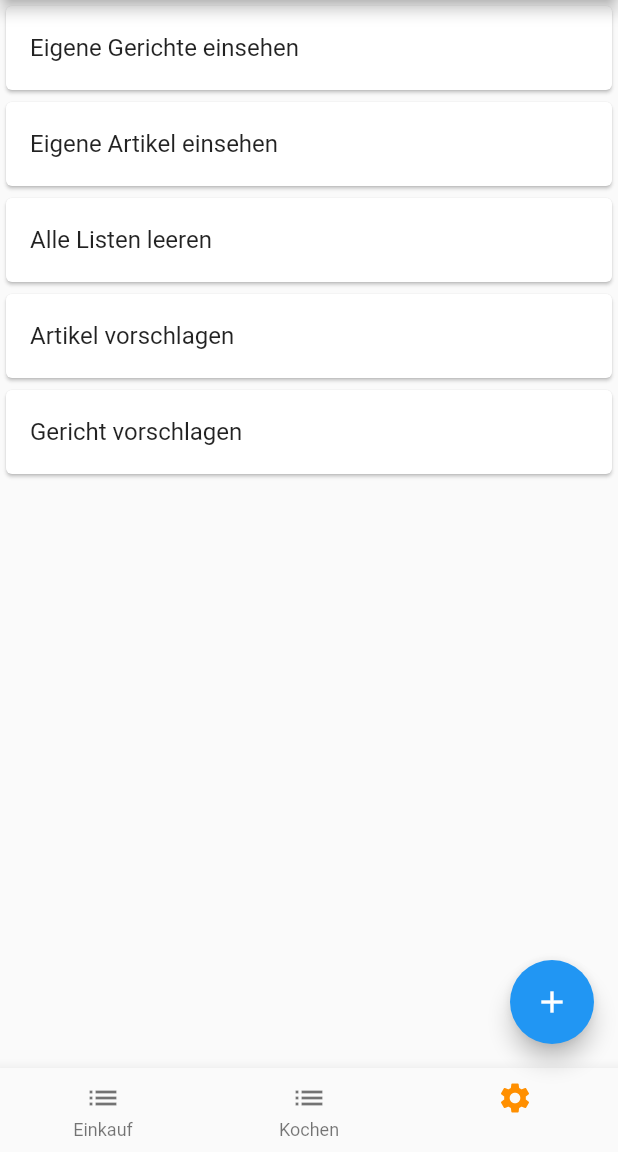
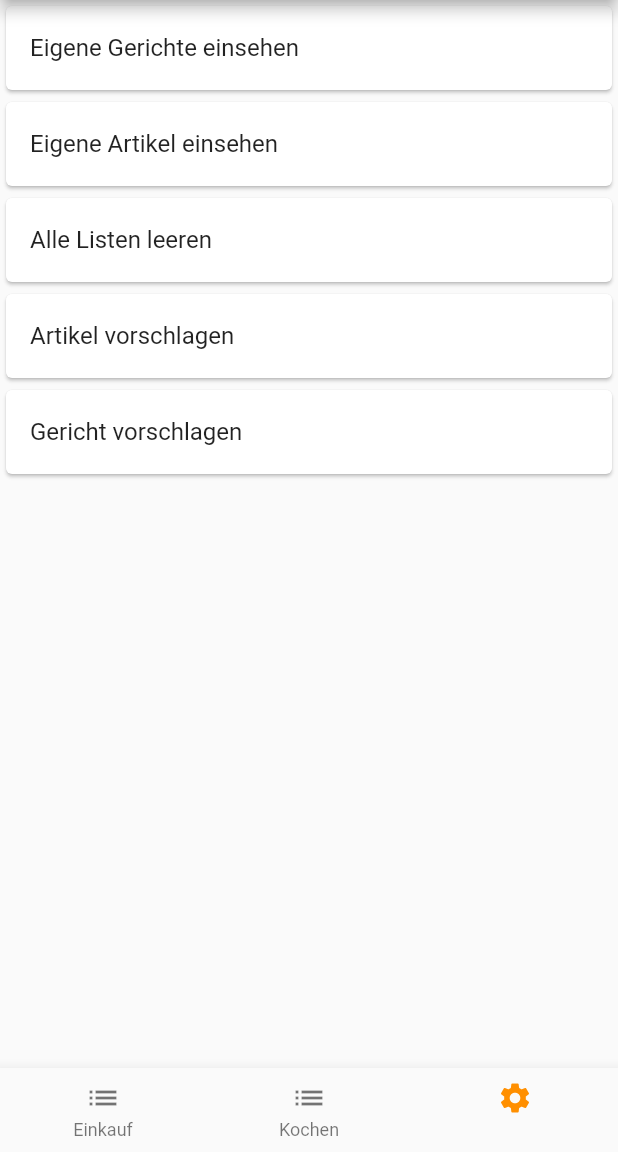
Before and after one commit to FabianKnoof/easy-shopping-list, a Flutter app: the screen it shows after launch, item 3 of the bottom bar chosen, on a phone screen of 412 x 824 dp, the part 84-1236 px from its top. Run offline on Flutter 3.47's test engine with Material 2 defaults, Android fonts, the phone set to English and light mode, and no system bars; our stand-ins replace flutter_typeahead, hive, hive_flutter; accounts and stored records are empty.

Commit message:
FAB now disappears on option screen

```diff
--- a/lib/main.dart
+++ b/lib/main.dart
@@ -87,9 +87,11 @@ class _AppViewState extends State<AppView> {
         selectedItemColor: Colors.amber[800],
         onTap: _onItemTapped,
       ),
-      floatingActionButton: FloatingActionButton(
+      floatingActionButton: _selectedIndex != 2
+          ? FloatingActionButton(
               onPressed: () {
-          if (_widgetOptions[_selectedIndex].runtimeType == ShoppingList) {
+                if (_widgetOptions[_selectedIndex].runtimeType ==
+                    ShoppingList) {
                   showModalBottomSheet(
                       context: context,
                       builder: (BuildContext context) {
@@ -109,7 +111,8 @@ class _AppViewState extends State<AppView> {
                 }
               },
               child: const Icon(Icons.add),
-      ),
+            )
+          : null,
     );
   }
 }
```
Lines whose indentation alone changed are shown as unchanged.
